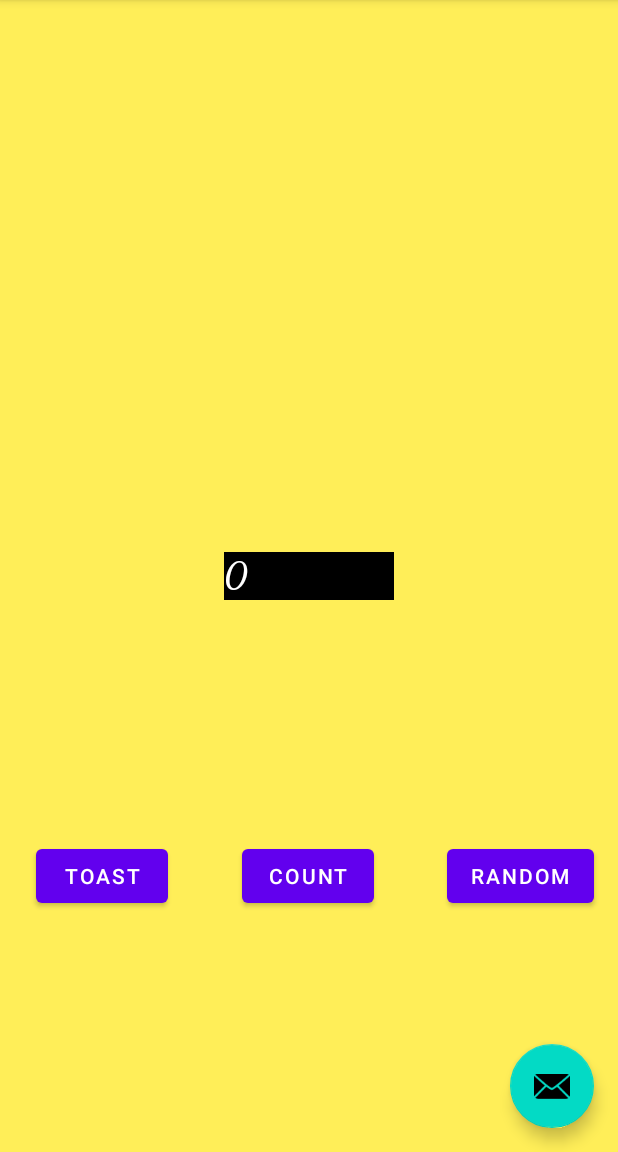
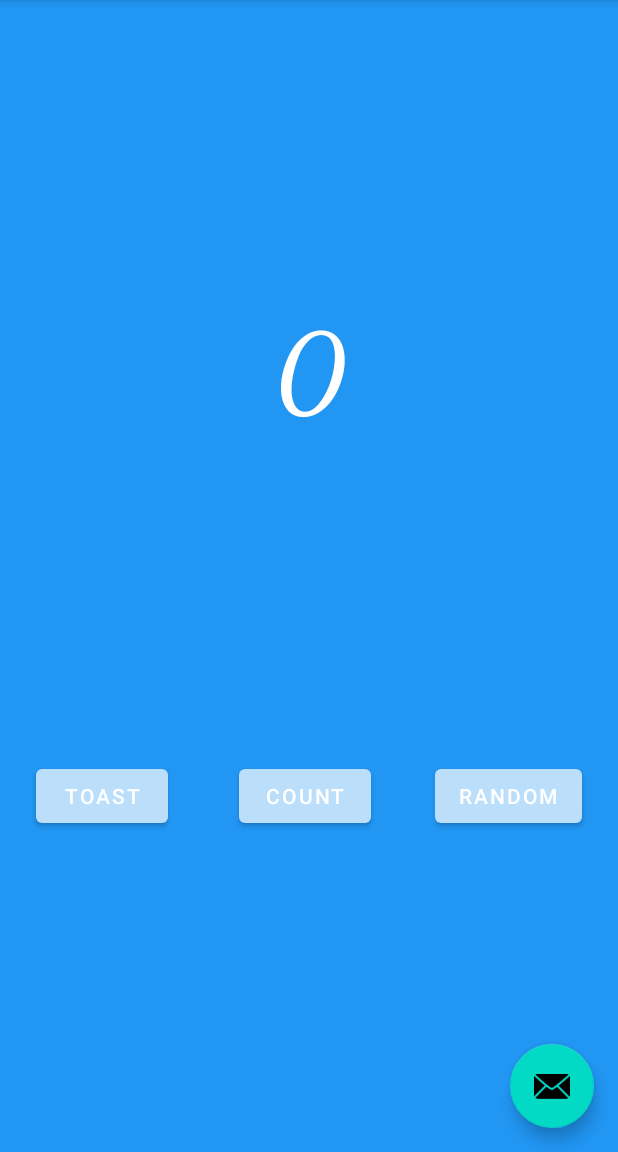
Before and after one commit to hanssenstijn/MySecondApp, an Android app: the screen it shows after launch (MainActivity), on a phone screen of 412 x 824 dp, the part 84-1236 px from its top. Run offline under Robolectric (Android 15) with nearby library versions, the phone set to English and light mode, and no system bars.

Commit message:
change colors

```diff
--- a/app/src/main/res/layout/fragment_first.xml
+++ b/app/src/main/res/layout/fragment_first.xml
@@ -4,33 +4,35 @@
     xmlns:tools="http://schemas.android.com/tools"
     android:layout_width="match_parent"
     android:layout_height="match_parent"
-    android:background="@color/screenBackground"
+    android:background="#2196F3"
     tools:context=".FirstFragment">
 
     <TextView
         android:id="@+id/textview_first"
-        android:layout_width="113dp"
-        android:layout_height="32dp"
-        android:background="@color/black"
+        android:layout_width="wrap_content"
+        android:layout_height="wrap_content"
         android:fontFamily="cursive"
         android:text="@string/hello_first_fragment"
         android:textColor="@android:color/white"
-        android:textSize="24sp"
+        android:textSize="72sp"
         android:textStyle="bold"
         app:layout_constraintBottom_toBottomOf="parent"
         app:layout_constraintEnd_toEndOf="parent"
         app:layout_constraintStart_toStartOf="parent"
-        app:layout_constraintTop_toTopOf="parent" />
+        app:layout_constraintTop_toTopOf="parent"
+        app:layout_constraintVertical_bias="0.3"
+        app:layout_constraintHorizontal_bias="0.5" />
 
     <Button
         android:id="@+id/random_button"
         android:layout_width="wrap_content"
         android:layout_height="wrap_content"
         android:layout_marginTop="16dp"
-        android:layout_marginEnd="16dp"
-        android:layout_marginRight="16dp"
+        android:layout_marginEnd="24dp"
+        android:layout_marginRight="24dp"
         android:layout_marginBottom="16dp"
         android:text="@string/random_button_text"
+        app:backgroundTint="@color/buttonBackground"
         app:layout_constraintBottom_toBottomOf="parent"
         app:layout_constraintEnd_toEndOf="parent"
         app:layout_constraintTop_toBottomOf="@+id/textview_first" />
@@ -44,6 +46,7 @@
         android:layout_marginTop="16dp"
         android:layout_marginBottom="16dp"
         android:text="@string/toast_button_text"
+        app:backgroundTint="@color/buttonBackground"
         app:layout_constraintBottom_toBottomOf="parent"
         app:layout_constraintStart_toStartOf="parent"
         app:layout_constraintTop_toBottomOf="@+id/textview_first" />
@@ -59,9 +62,12 @@
         android:layout_marginRight="16dp"
         android:layout_marginBottom="16dp"
         android:text="@string/count_button_text"
+        app:backgroundTint="@color/buttonBackground"
         app:layout_constraintBottom_toBottomOf="parent"
         app:layout_constraintEnd_toStartOf="@+id/random_button"
+        app:layout_constraintHorizontal_bias="0.543"
         app:layout_constraintStart_toEndOf="@+id/toast_button"
-        app:layout_constraintTop_toBottomOf="@+id/textview_first" />
+        app:layout_constraintTop_toBottomOf="@+id/textview_first"
+        app:layout_constraintVertical_bias="0.501" />
 
 </androidx.constraintlayout.widget.ConstraintLayout>
--- a/app/src/main/res/values/colors.xml
+++ b/app/src/main/res/values/colors.xml
@@ -8,5 +8,5 @@
     <color name="black">#FF000000</color>
     <color name="white">#FFFFFFFF</color>
     <color name="screenBackground">#FFEE58</color>
-
+    <color name="buttonBackground">#BBDEFB</color>
 </resources>
```
